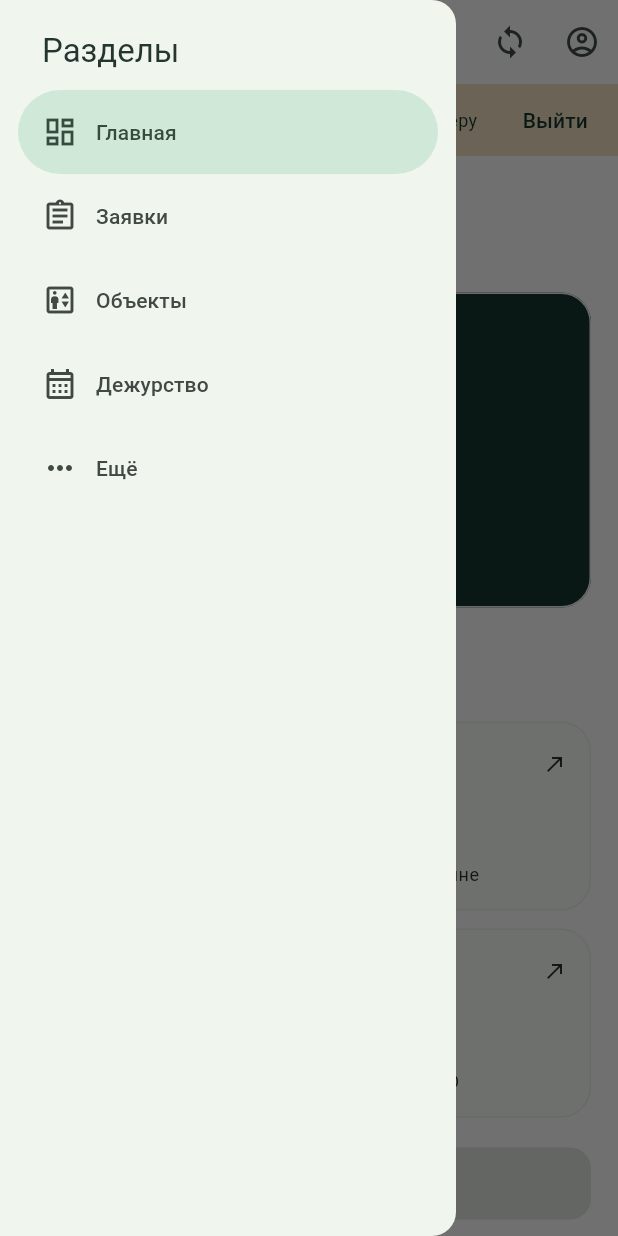
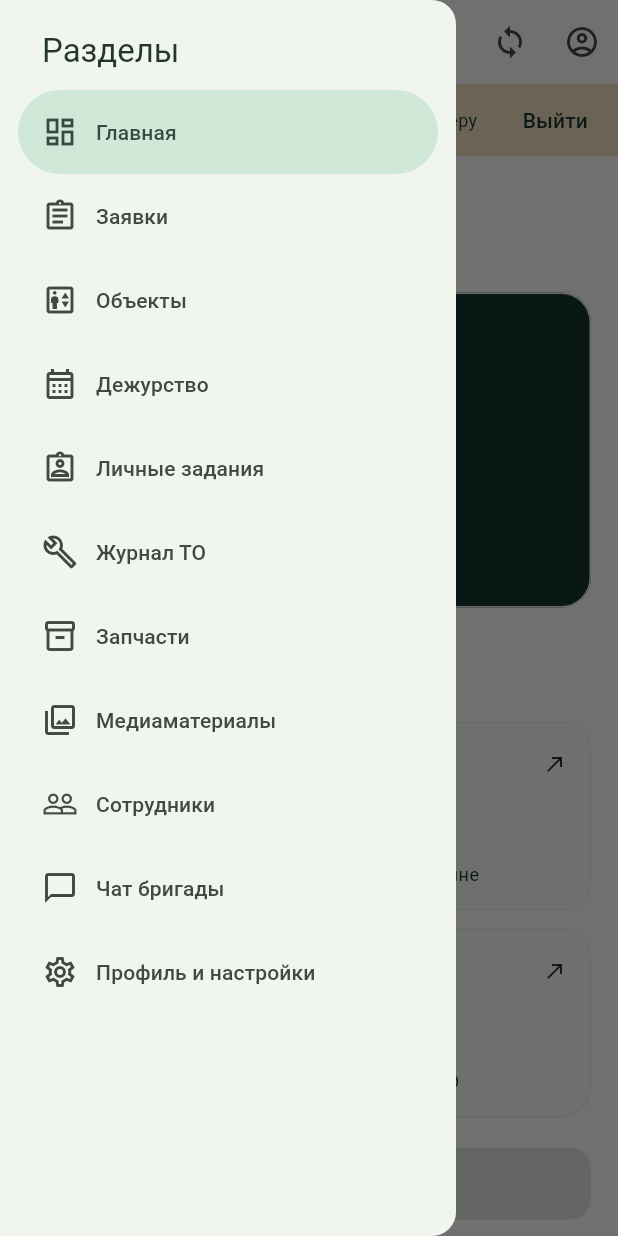
Before and after one commit to sergeyviktorovich87/LiftControl, a Flutter app: the screen it shows after launch, after a tap on "Войти", after a tap on "Посмотреть интерфейс", after a tap on the "menu" icon, on a phone screen of 412 x 824 dp. Run offline on Flutter 3.47's test engine with Material 3 defaults, Android fonts, the phone set to English and light mode, and no system bars; our stand-ins replace flutter_secure_storage, image_picker.

Commit message:
feat(mobile): expose accessible sections in height-aware drawer

```diff
--- a/mobile/lib/ui/shell.dart
+++ b/mobile/lib/ui/shell.dart
@@ -16,6 +16,9 @@ import 'tasks.dart';
 import 'sync_queue.dart';
 import 'commissioning.dart';
 import 'notifications.dart';
+import 'staff.dart';
+import 'media_library.dart';
+import 'adaptive_drawer.dart';
 
 class LiftShell extends StatefulWidget {
   const LiftShell({super.key, required this.controller});
@@ -195,14 +198,45 @@ class _LiftShellState extends State<LiftShell> with WidgetsBindingObserver {
     }
   }
 
-  static const labels = ['Главная', 'Заявки', 'Объекты', 'Дежурство', 'Ещё'];
-  static const icons = [
-    Icons.dashboard_outlined,
-    Icons.assignment_outlined,
-    Icons.elevator_outlined,
-    Icons.calendar_month_outlined,
-    Icons.more_horiz,
-  ];
+  void _openDrawerSection(
+    BuildContext drawerContext,
+    LiftMenuSection section,
+  ) {
+    Scaffold.of(drawerContext).closeDrawer();
+    final commissioningOnly = c.me['commissioning_only'] == true;
+    final tab = commissioningOnly
+        ? (section == LiftMenuSection.commissioning ? 0 : null)
+        : switch (section) {
+            LiftMenuSection.home => 0,
+            LiftMenuSection.tickets => 1,
+            LiftMenuSection.elevators => 2,
+            LiftMenuSection.duty => 3,
+            _ => null,
+          };
+    if (tab != null) {
+      setState(() => _index = tab);
+      return;
+    }
+    final page = switch (section) {
+      LiftMenuSection.tasks => TasksPage(controller: c),
+      LiftMenuSection.maintenance => MaintenancePage(controller: c),
+      LiftMenuSection.commissioning => CommissioningPage(
+        key: ValueKey(c.organization),
+        controller: c,
+      ),
+      LiftMenuSection.parts => PartsPage(controller: c),
+      LiftMenuSection.media => MediaPage(controller: c),
+      LiftMenuSection.staff => StaffPage(controller: c),
+      LiftMenuSection.chat => ChatPage(controller: c),
+      LiftMenuSection.settings => SettingsPage(controller: c),
+      _ => null,
+    };
+    if (page != null && mounted) {
+      Navigator.of(context).push(
+        MaterialPageRoute<void>(builder: (_) => page),
+      );
+    }
+  }
   Future<void> _organization() async {
     final selected = await showModalBottomSheet<int>(
       context: context,
@@ -259,21 +293,72 @@ class _LiftShellState extends State<LiftShell> with WidgetsBindingObserver {
     builder: (context, box) {
       final commissionedOnly = c.me['commissioning_only'] == true;
       final hasCommissioning = c.me['can_commissioning'] == true;
-      final navIndex = commissionedOnly
-          ? (hasCommissioning && _index > 0 ? 1 : 0)
-          : _index;
-      final navLabels = commissionedOnly
-          ? (hasCommissioning ? const ['Наладка', 'Ещё'] : const ['Ещё'])
-          : labels;
-      final navIcons = commissionedOnly && !hasCommissioning
-          ? const [Icons.more_horiz]
-          : commissionedOnly
-          ? const [Icons.precision_manufacturing_outlined, Icons.more_horiz]
-          : icons;
+      final menuItems = <LiftMenuItem>[
+        if (!commissionedOnly) ...[
+          const LiftMenuItem(
+            LiftMenuSection.home, 'Главная', Icons.dashboard_outlined,
+          ),
+          const LiftMenuItem(
+            LiftMenuSection.tickets, 'Заявки', Icons.assignment_outlined,
+          ),
+          const LiftMenuItem(
+            LiftMenuSection.elevators, 'Объекты', Icons.elevator_outlined,
+          ),
+          const LiftMenuItem(
+            LiftMenuSection.duty, 'Дежурство', Icons.calendar_month_outlined,
+          ),
+        ],
+        if (commissionedOnly && hasCommissioning)
+          const LiftMenuItem(
+            LiftMenuSection.commissioning,
+            'Пусконаладка',
+            Icons.precision_manufacturing_outlined,
+          ),
+        if (!commissionedOnly && c.organization != null) ...[
+          const LiftMenuItem(
+            LiftMenuSection.tasks, 'Личные задания',
+            Icons.assignment_ind_outlined,
+          ),
+          const LiftMenuItem(
+            LiftMenuSection.maintenance, 'Журнал ТО', Icons.build_outlined,
+          ),
+          if (hasCommissioning)
+            const LiftMenuItem(
+              LiftMenuSection.commissioning, 'Пусконаладка',
+              Icons.precision_manufacturing_outlined,
+            ),
+          const LiftMenuItem(
+            LiftMenuSection.parts, 'Запчасти', Icons.inventory_2_outlined,
+          ),
+          const LiftMenuItem(
+            LiftMenuSection.media, 'Медиаматериалы',
+            Icons.photo_library_outlined,
+          ),
+          const LiftMenuItem(
+            LiftMenuSection.staff, 'Сотрудники', Icons.people_outline,
+          ),
+          const LiftMenuItem(
+            LiftMenuSection.chat, 'Чат бригады', Icons.chat_bubble_outline,
+          ),
+        ],
+        const LiftMenuItem(
+          LiftMenuSection.settings, 'Профиль и настройки',
+          Icons.settings_outlined,
+        ),
+      ];
+      final selectedSection = commissionedOnly
+          ? (hasCommissioning ? LiftMenuSection.commissioning : null)
+          : switch (_index) {
+              0 => LiftMenuSection.home,
+              1 => LiftMenuSection.tickets,
+              2 => LiftMenuSection.elevators,
+              3 => LiftMenuSection.duty,
+              _ => null,
+            };
       final page = c.organization == null
           ? _NoOrganization(c: c, onSelect: _organization)
           : commissionedOnly
-          ? (navIndex == 0 && hasCommissioning
+          ? (_index == 0 && hasCommissioning
                 ? CommissioningPage(
                     key: ValueKey(c.organization),
                     controller: c,
@@ -291,26 +376,12 @@ class _LiftShellState extends State<LiftShell> with WidgetsBindingObserver {
             };
       return Scaffold(
         drawer: Builder(
-          builder: (drawerContext) => NavigationDrawer(
-            selectedIndex: navIndex,
-            onDestinationSelected: (index) {
-              setState(() => _index = index);
-              Scaffold.of(drawerContext).closeDrawer();
-            },
-            children: [
-              Padding(
-                padding: const EdgeInsets.fromLTRB(28, 20, 20, 12),
-                child: Text(
-                  'Разделы',
-                  style: Theme.of(context).textTheme.titleLarge,
-                ),
-              ),
-              for (var index = 0; index < navLabels.length; index++)
-                NavigationDrawerDestination(
-                  icon: Icon(navIcons[index]),
-                  label: Text(navLabels[index]),
-                ),
-            ],
+          builder: (drawerContext) => AdaptiveNavigationDrawer(
+            items: menuItems,
+            selectedSection: selectedSection,
+            onOverflowOpened: () => c.log.record('drawer_more_expanded'),
+            onSelected: (section) =>
+                _openDrawerSection(drawerContext, section),
           ),
         ),
         appBar: AppBar(
```
